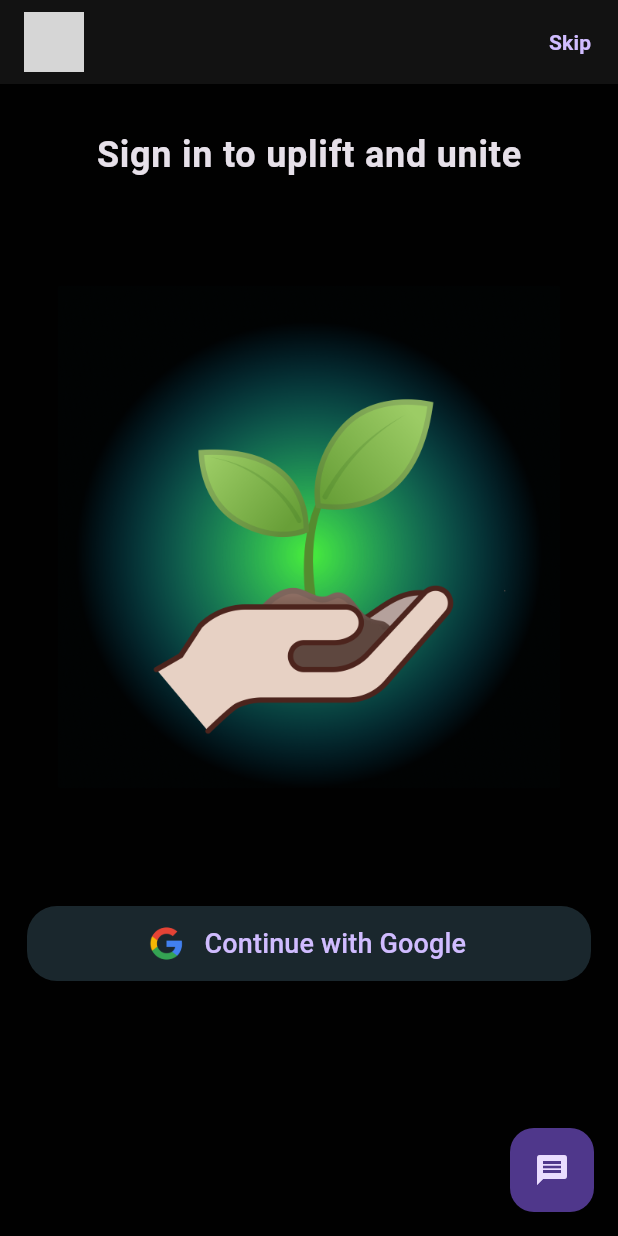
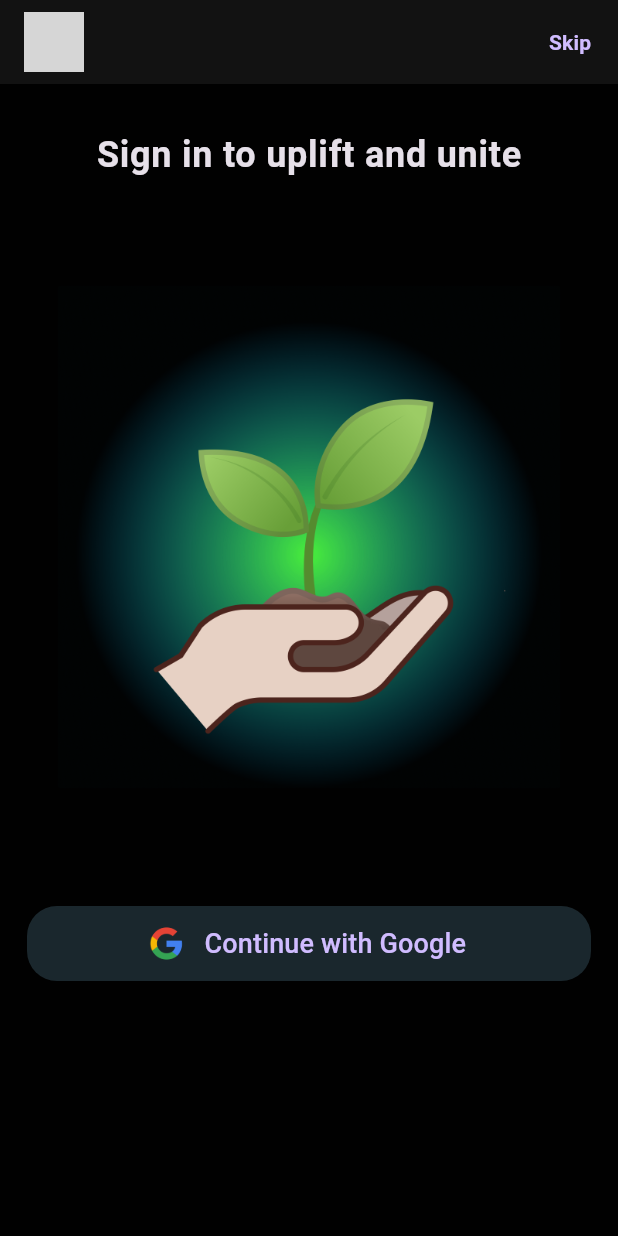
Before and after one commit to AdarshRawat1/Aid-Assist, a Flutter app: the screen it shows after launch, on a phone screen of 412 x 824 dp. Run offline on Flutter 3.47's test engine with Material 3 defaults, Android fonts, the phone set to English and light mode, and no system bars; our stand-ins replace cloud_firestore, delayed_display, dotted_border, file_picker, firebase_auth, firebase_core and 6 more; missing offline and left inert: any_link_preview; accounts and stored records are empty; grey boxes are pictures that could not be loaded.

Commit message:
Clean Up : Removed chat bot button

```diff
--- a/aid_employ/lib/main.dart
+++ b/aid_employ/lib/main.dart
@@ -61,17 +61,6 @@
               },
             ),
             routeInformationParser: const RoutemasterParser(),
-            builder: (context, child) {
-              return Scaffold(
-                body: child,
-                floatingActionButton: FloatingActionButton(
-                  onPressed: () {
-                    Routemaster.of(context).push('/chat-bot');
-                  },
-                  child: const Icon(Icons.message),
-                ),
-              );
-            },
           ),
           error: (error, stackTrace) => ErrorText(error: error.toString()),
           loading: () => const Loader(),
```
